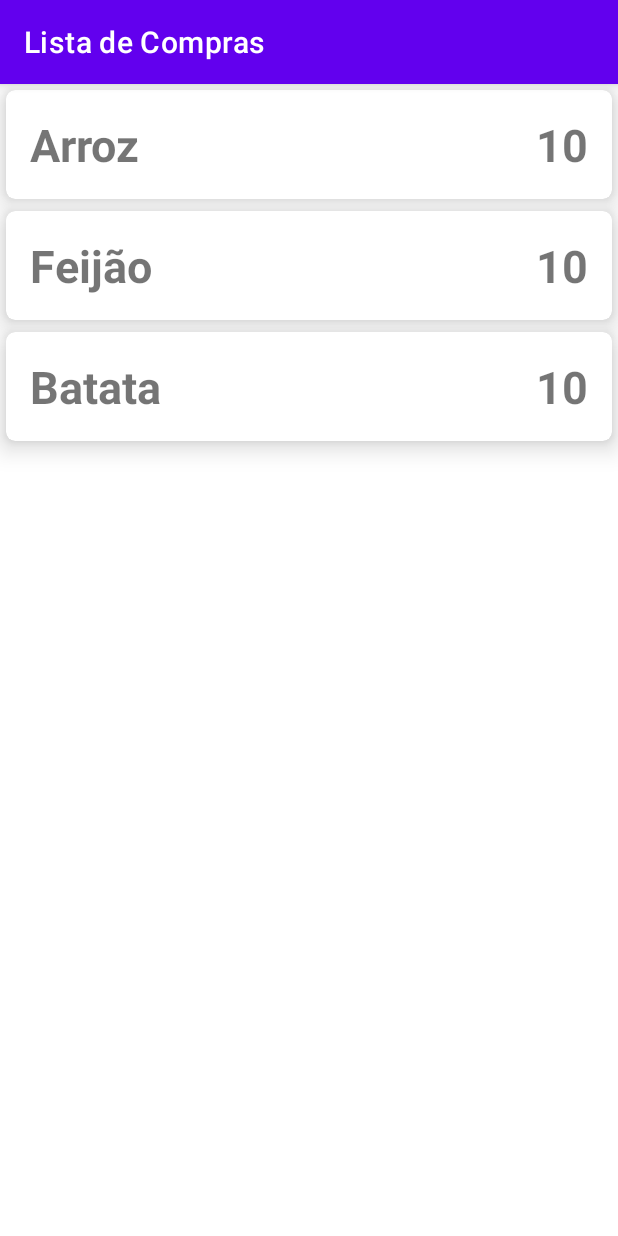
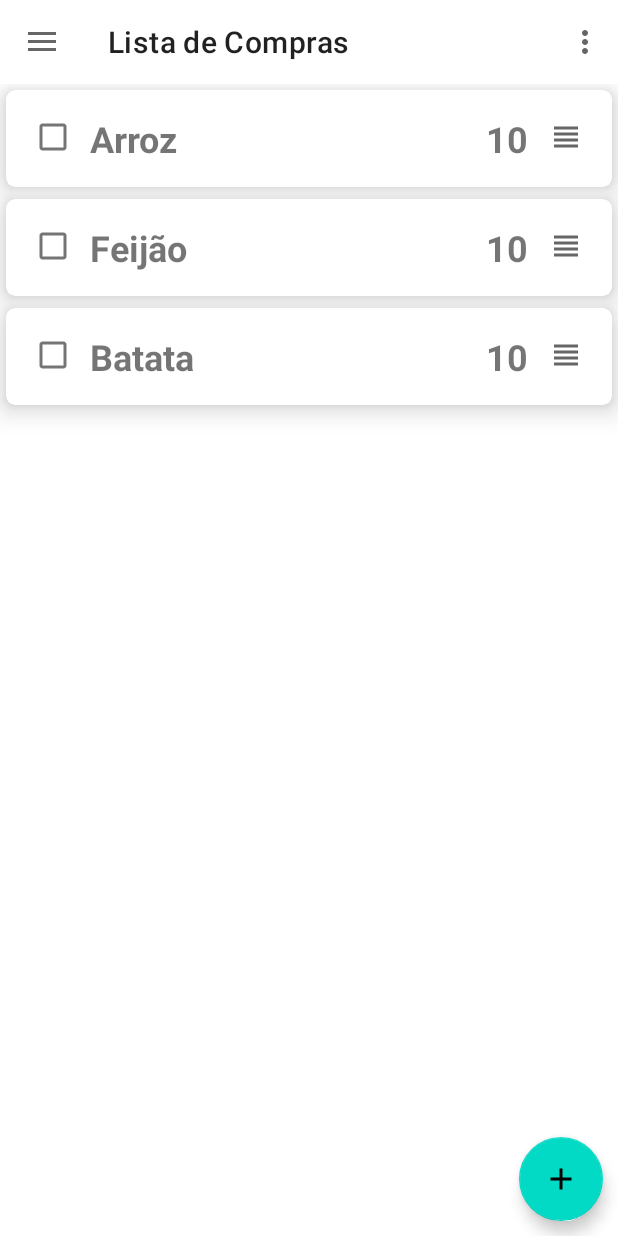
Before and after one commit to BrunoRijo/ListaDeCompras, an Android app: the screen it shows after launch (MainActivity), on a phone screen of 412 x 824 dp. Run offline under Robolectric (Android 15) with nearby library versions, the phone set to English and light mode, and no system bars; our stand-ins replace data binding.

Commit message:
Option Menu and Navigation Drawer added Option Menu and Navigation Drawer adicionados

```diff
--- a/app/build.gradle
+++ b/app/build.gradle
@@ -29,6 +29,9 @@ android {
     kotlinOptions {
         jvmTarget = '1.8'
     }
+    dataBinding{
+        enabled true
+    }
 }
 
 dependencies {
--- a/app/src/main/AndroidManifest.xml
+++ b/app/src/main/AndroidManifest.xml
@@ -10,6 +10,9 @@
         android:supportsRtl="true"
         android:theme="@style/Theme.ListaDeCompras">
         <activity
+            android:name=".addItem_activity"
+            android:exported="true" />
+        <activity
             android:name=".MainActivity"
             android:exported="true">
             <intent-filter>
--- a/app/src/main/java/com/example/listadecompras/ListaAdapter.kt
+++ b/app/src/main/java/com/example/listadecompras/ListaAdapter.kt
@@ -14,6 +14,7 @@ import com.example.listadecompras.model.ItemMercado
 class ListaAdapter: RecyclerView.Adapter<ListaAdapter.ListaDeComprasViewHolder>()
 {
     private val listaDeCompras : MutableList<ItemMercado> = mutableListOf()
+
 
     //Retorna uma nova ViewHolder
     override fun onCreateViewHolder(parent: ViewGroup, viewType: Int): ListaDeComprasViewHolder {
--- a/app/src/main/java/com/example/listadecompras/MainActivity.kt
+++ b/app/src/main/java/com/example/listadecompras/MainActivity.kt
@@ -1,10 +1,19 @@
 package com.example.listadecompras
 
+import android.content.Intent
 import androidx.appcompat.app.AppCompatActivity
+import androidx.appcompat.widget.Toolbar
 import android.os.Bundle
+import android.view.Menu
+import android.view.MenuInflater
+import android.view.MenuItem
+import android.view.View
+import android.widget.Toast
+import androidx.drawerlayout.widget.DrawerLayout
 import androidx.recyclerview.widget.LinearLayoutManager
 import androidx.recyclerview.widget.RecyclerView
 import com.example.listadecompras.model.ItemMercado
+import androidx.appcompat.app.ActionBarDrawerToggle as ActionBarDrawerToggle1
 
 class MainActivity : AppCompatActivity() {
 
@@ -15,10 +24,28 @@ class MainActivity : AppCompatActivity() {
 
     override fun onCreate(savedInstanceState: Bundle?) {
         super.onCreate(savedInstanceState)
-        setContentView(R.layout.activity_main)
+        setContentView(R.layout.drawer_menu)
 
+        initDrawer()
         setBindView()
+        setListeners()
         updateList()
+
+    }
+
+    private fun initDrawer(){
+        val drawable_Layout = findViewById<View>(R.id.drawer_layout) as DrawerLayout
+        val toolbar = findViewById<Toolbar>(R.id.toolbar_main) as Toolbar
+        setSupportActionBar(toolbar)
+        showToast("Entrou na função initdrawer")
+
+        val toogle = ActionBarDrawerToggle1(this, drawable_Layout, toolbar, R.string.abrir, R.string.fechar)
+        drawable_Layout.addDrawerListener(toogle)
+        toogle.syncState()
+    }
+
+    private fun setListeners() {
+        //startActivity(Intent(this, addItem_activity::class.java))
     }
 
     private fun setBindView() {
@@ -35,4 +62,30 @@ class MainActivity : AppCompatActivity() {
             )
         )
     }
+
+    private fun showToast(message: String){
+        Toast.makeText(this, message, Toast.LENGTH_LONG).show()
+    }
+
+    override fun onCreateOptionsMenu(menu: Menu?): Boolean {
+        val inflater :MenuInflater = menuInflater
+        inflater.inflate(R.menu.menu_item, menu)
+        return true
+    }
+
+    override fun onOptionsItemSelected(item: MenuItem): Boolean {
+        return when (item.itemId){
+            R.id.edit_item -> {
+                showToast("Clicou no editar")
+                return true
+            }
+
+            R.id.delete_item -> {
+                showToast("Clicou no Remover")
+                return true
+            }
+            else -> super.onOptionsItemSelected(item)
+
+        }
+    }
 }
--- /dev/null
+++ b/app/src/main/res/drawable/ic_baseline_add_24.xml
@@ -0,0 +1,5 @@
+<vector android:height="24dp" android:tint="#FFFFFF"
+    android:viewportHeight="24" android:viewportWidth="24"
+    android:width="24dp" xmlns:android="http://schemas.android.com/apk/res/android">
+    <path android:fillColor="@android:color/white" android:pathData="M19,13h-6v6h-2v-6H5v-2h6V5h2v6h6v2z"/>
+</vector>
--- /dev/null
+++ b/app/src/main/res/drawable/ic_list.xml
@@ -0,0 +1,10 @@
+<vector xmlns:android="http://schemas.android.com/apk/res/android"
+    android:width="24dp"
+    android:height="24dp"
+    android:viewportWidth="24"
+    android:viewportHeight="24"
+    android:tint="?attr/colorControlNormal">
+  <path
+      android:fillColor="@android:color/white"
+      android:pathData="M4,15h16v-2L4,13v2zM4,19h16v-2L4,17v2zM4,11h16L20,9L4,9v2zM4,5v2h16L20,5L4,5z"/>
+</vector>
--- a/app/src/main/res/layout/activity_main.xml
+++ b/app/src/main/res/layout/activity_main.xml
@@ -1,16 +1,39 @@
 <?xml version="1.0" encoding="utf-8"?>
-<LinearLayout xmlns:android="http://schemas.android.com/apk/res/android"
-    xmlns:app="http://schemas.android.com/apk/res-auto"
-    xmlns:tools="http://schemas.android.com/tools"
+<layout xmlns:tools="http://schemas.android.com/tools"
+    xmlns:android="http://schemas.android.com/apk/res/android"
+    xmlns:app="http://schemas.android.com/apk/res-auto">
+<androidx.constraintlayout.widget.ConstraintLayout
     android:layout_width="match_parent"
     android:layout_height="match_parent"
     tools:context=".MainActivity">
 
+    <androidx.appcompat.widget.Toolbar
+        android:id="@+id/toolbar_main"
+        android:layout_width="match_parent"
+        android:layout_height="wrap_content"
+        app:title="Lista de Compras"
+        app:layout_constraintTop_toTopOf="parent"
+        app:layout_constraintBottom_toTopOf="@id/rv_principal"
+        app:layout_constraintStart_toStartOf="parent"
+        app:layout_constraintEnd_toEndOf="parent"/>
+
     <androidx.recyclerview.widget.RecyclerView
         android:id="@+id/rv_principal"
         android:layout_width="match_parent"
-        android:layout_height="match_parent"
+        android:layout_height="0dp"
         app:layoutManager="LinearLayoutManager"
+        app:layout_constraintTop_toBottomOf="@id/toolbar_main"
+        app:layout_constraintBottom_toTopOf="@id/fab_add"
         />
 
-</LinearLayout>
+    <com.google.android.material.floatingactionbutton.FloatingActionButton
+        android:id="@+id/fab_add"
+        android:layout_width="wrap_content"
+        android:layout_height="wrap_content"
+        android:layout_margin="10dp"
+        android:src="@drawable/ic_baseline_add_24"
+        android:tint="@color/white"
+        app:layout_constraintBottom_toBottomOf="parent"
+        app:layout_constraintEnd_toEndOf="parent" />
+</androidx.constraintlayout.widget.ConstraintLayout>
+</layout>
--- /dev/null
+++ b/app/src/main/res/layout/drawer_menu.xml
@@ -0,0 +1,19 @@
+<?xml version="1.0" encoding="utf-8"?>
+<androidx.drawerlayout.widget.DrawerLayout xmlns:android="http://schemas.android.com/apk/res/android"
+    android:id="@+id/drawer_layout"
+    android:layout_width="match_parent"
+    android:layout_height="match_parent"
+    xmlns:tools="http://schemas.android.com/tools"
+    tools:openDrawer="start"
+    xmlns:app="http://schemas.android.com/apk/res-auto">
+
+    <include layout="@layout/activity_main" />
+
+    <com.google.android.material.navigation.NavigationView
+        android:id="@+id/navigation_view"
+        android:layout_width="match_parent"
+        android:layout_height="match_parent"
+        android:layout_gravity="start"
+        app:menu="@menu/menu_nav_drawer"/>
+
+</androidx.drawerlayout.widget.DrawerLayout>
--- a/app/src/main/res/layout/item_layout.xml
+++ b/app/src/main/res/layout/item_layout.xml
@@ -1,4 +1,5 @@
 <?xml version="1.0" encoding="utf-8"?>
+<layout>
 <androidx.cardview.widget.CardView xmlns:android="http://schemas.android.com/apk/res/android"
     xmlns:tools="http://schemas.android.com/tools"
     android:layout_width="match_parent"
@@ -13,25 +14,48 @@
         android:layout_height="wrap_content"
         android:layout_margin="16dp">
 
+        <CheckBox
+            android:id="@+id/checkbox"
+            android:layout_width="30dp"
+            android:layout_height="30dp"
+            app:layout_constraintTop_toTopOf="parent"
+            app:layout_constraintEnd_toStartOf="@+id/tv_item"
+            />
+
         <TextView
             android:id="@+id/tv_item"
             android:layout_width="wrap_content"
             android:layout_height="wrap_content"
             tools:text="Nome do Produto"
-            android:textSize="30dp"
+            android:textSize="24dp"
             android:textStyle="bold"
+            android:layout_marginLeft="10dp"
             app:layout_constraintTop_toTopOf="parent"
-            app:layout_constraintStart_toStartOf="parent"/>
+            app:layout_constraintStart_toEndOf="@id/checkbox"/>
 
         <TextView
             android:id="@+id/tv_qtdd"
             android:layout_width="wrap_content"
             android:layout_height="wrap_content"
             android:hint="0"
-            android:textSize="30dp"
+            android:textSize="24dp"
             android:textStyle="bold"
+            android:layout_marginRight="10dp"
             app:layout_constraintTop_toTopOf="parent"
-            app:layout_constraintEnd_toEndOf="parent"/>
+            app:layout_constraintEnd_toStartOf="@+id/btn_list"/>
+
+        <ImageButton
+            android:id="@+id/btn_list"
+            android:layout_width="30dp"
+            android:layout_height="30dp"
+            app:flow_horizontalAlign="center"
+            android:src="@drawable/ic_list"
+            android:background="@android:color/transparent"
+            app:layout_constraintTop_toTopOf="parent"
+            app:layout_constraintEnd_toEndOf="parent"
+            />
+
 
     </androidx.constraintlayout.widget.ConstraintLayout>
 </androidx.cardview.widget.CardView>
+</layout>
--- /dev/null
+++ b/app/src/main/res/menu/menu_item.xml
@@ -0,0 +1,10 @@
+<?xml version="1.0" encoding="utf-8"?>
+<menu xmlns:android="http://schemas.android.com/apk/res/android" >
+    <item
+        android:id="@+id/edit_item"
+        android:title="@string/editar"/>
+    <item
+        android:id="@+id/delete_item"
+        android:title="@string/remover"/>
+
+</menu>
--- /dev/null
+++ b/app/src/main/res/menu/menu_nav_drawer.xml
@@ -0,0 +1,9 @@
+<?xml version="1.0" encoding="utf-8"?>
+<menu xmlns:android="http://schemas.android.com/apk/res/android">
+    <item
+        android:id="@+id/sobre_nos"
+        android:title="@string/sobre"/>
+    <item
+        android:id="@+id/sair"
+        android:title="@string/sair"/>
+</menu>
--- a/app/src/main/res/values/strings.xml
+++ b/app/src/main/res/values/strings.xml
@@ -1,6 +1,14 @@
 <resources>
 
     <string name="app_name">Lista de Compras</string>
+    <string name="save">Salvar</string>
+    <string name="item_name">Nome do item</string>
+    <string name="remover">Remover</string>
+    <string name="editar">Editar</string>
+    <string name="sair">Sair</string>
+    <string name="sobre">Sobre nós</string>
+    <string name="abrir">Abrir</string>
+    <string name="fechar">Fechar</string>
 
     <string-array name="itens_array">
         <item>Item 1</item>
--- a/app/src/main/res/values/themes.xml
+++ b/app/src/main/res/values/themes.xml
@@ -1,6 +1,6 @@
 <resources xmlns:tools="http://schemas.android.com/tools">
     <!-- Base application theme. -->
-    <style name="Theme.ListaDeCompras" parent="Theme.MaterialComponents.DayNight.DarkActionBar">
+    <style name="Theme.ListaDeCompras" parent="Theme.MaterialComponents.DayNight.NoActionBar">
         <!-- Primary brand color. -->
         <item name="colorPrimary">@color/purple_500</item>
         <item name="colorPrimaryVariant">@color/purple_700</item>
```
Also changed, not shown: app/src/main/java/com/example/listadecompras/addItem_activity.kt (added, +16 -0 lines), app/src/main/res/drawable/ic_baseline_delete_24.xml (added, +10 -0 lines), app/src/main/res/layout/activity_add_item.xml (added, +59 -0 lines).
